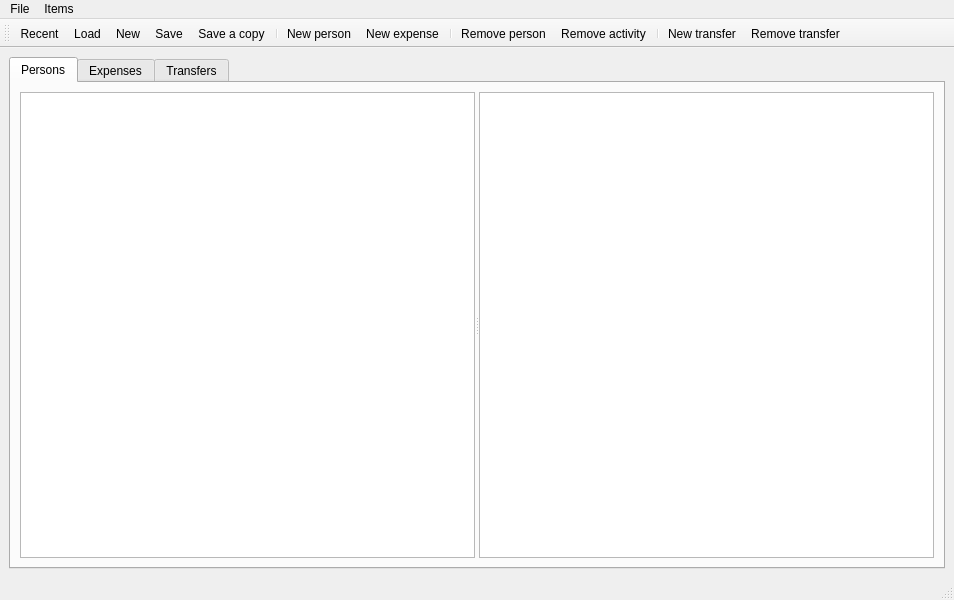
feth/caillasse, file caillasse/main_window.ui: the form before one commit.
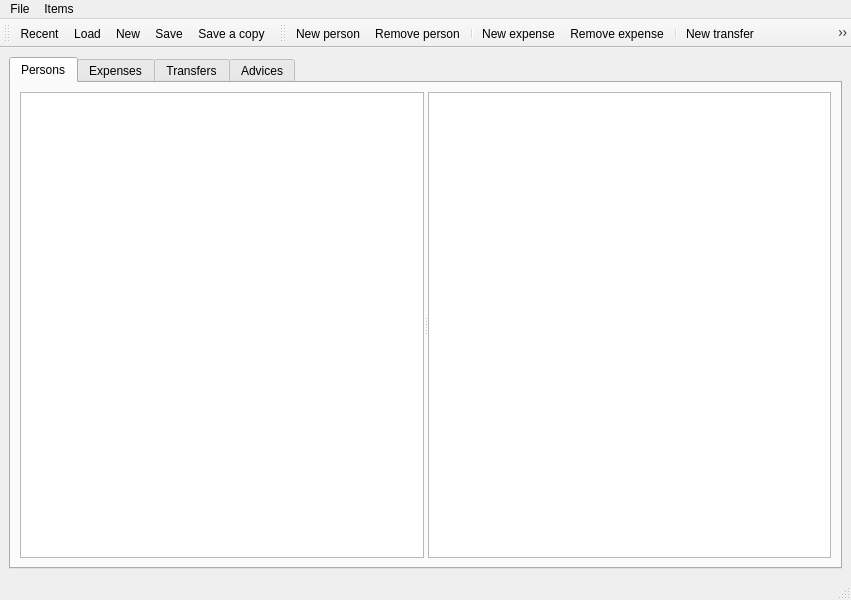
The form after the commit.

Commit message: nice menubars. empty tab "advices"

```diff
--- a/caillasse/main_window.ui
+++ b/caillasse/main_window.ui
@@ -6,7 +6,7 @@
    <rect>
     <x>0</x>
     <y>0</y>
-    <width>954</width>
+    <width>851</width>
     <height>600</height>
    </rect>
   </property>
@@ -72,6 +72,11 @@
         </item>
        </layout>
       </widget>
+      <widget class="QWidget" name="advices">
+       <attribute name="title">
+        <string>Advices</string>
+       </attribute>
+      </widget>
      </widget>
     </item>
    </layout>
@@ -81,7 +86,7 @@
     <rect>
      <x>0</x>
      <y>0</y>
-     <width>954</width>
+     <width>851</width>
      <height>21</height>
     </rect>
    </property>
@@ -103,7 +108,7 @@
     <addaction name="actionNew_expense"/>
     <addaction name="separator"/>
     <addaction name="actionRemove_person"/>
-    <addaction name="actionRemove_activity"/>
+    <addaction name="actionRemove_expense"/>
    </widget>
    <addaction name="menuLoad"/>
    <addaction name="menuItems"/>
@@ -124,12 +129,22 @@
    <addaction name="actionNew"/>
    <addaction name="actionSave"/>
    <addaction name="actionSave_copy"/>
-   <addaction name="separator"/>
+  </widget>
+  <widget class="QToolBar" name="toolBar_2">
+   <property name="windowTitle">
+    <string>toolBar_2</string>
+   </property>
+   <attribute name="toolBarArea">
+    <enum>TopToolBarArea</enum>
+   </attribute>
+   <attribute name="toolBarBreak">
+    <bool>false</bool>
+   </attribute>
    <addaction name="actionNew_person"/>
-   <addaction name="actionNew_expense"/>
-   <addaction name="separator"/>
    <addaction name="actionRemove_person"/>
-   <addaction name="actionRemove_activity"/>
+   <addaction name="separator"/>
+   <addaction name="actionNew_expense"/>
+   <addaction name="actionRemove_expense"/>
    <addaction name="separator"/>
    <addaction name="actionNew_transfer"/>
    <addaction name="actionRemove_transfer"/>
@@ -183,9 +198,9 @@
     <string>Remove person</string>
    </property>
   </action>
-  <action name="actionRemove_activity">
+  <action name="actionRemove_expense">
    <property name="text">
-    <string>Remove activity</string>
+    <string>Remove expense</string>
    </property>
   </action>
   <action name="actionNew_transfer">
```
The commit also changes 1 other file.
